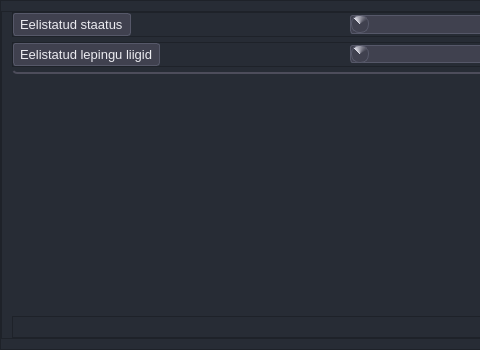
The window that mailabl-qgis/config/confWidgets/ContractsSetup.ui (TuloliKalver/mailabl-qgis) describes before a commit, drawn with Qt 5; both pictures show x 0 to 480 and y 0 to 350 of the 900 by 350 pixel window.
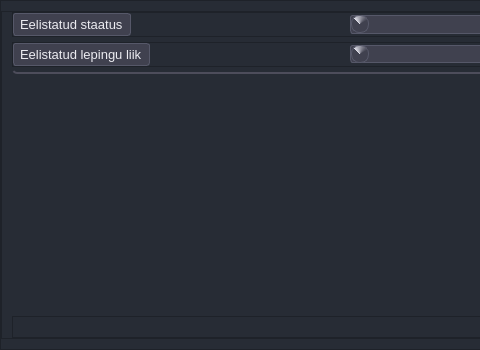
The same window after the commit. Icons and pictures are not drawn. Custom widgets are drawn as their Qt base class.

The edit to the form file:
```diff
--- a/mailabl-qgis/config/confWidgets/ContractsSetup.ui
+++ b/mailabl-qgis/config/confWidgets/ContractsSetup.ui
@@ -357,7 +357,7 @@
                   </font>
                  </property>
                  <property name="text">
-                  <string>Eelistatud lepingu liigid</string>
+                  <string>Eelistatud lepingu liik</string>
                  </property>
                 </widget>
                </item>
```
